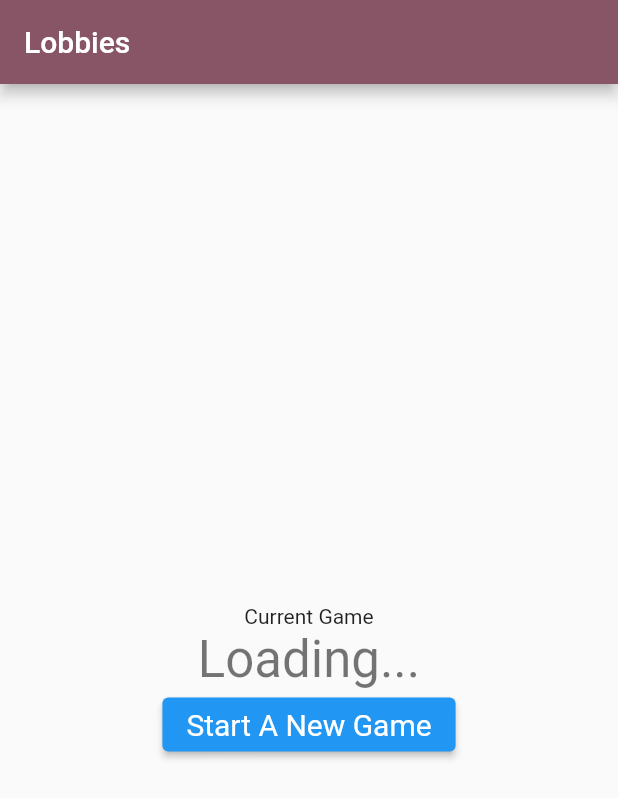
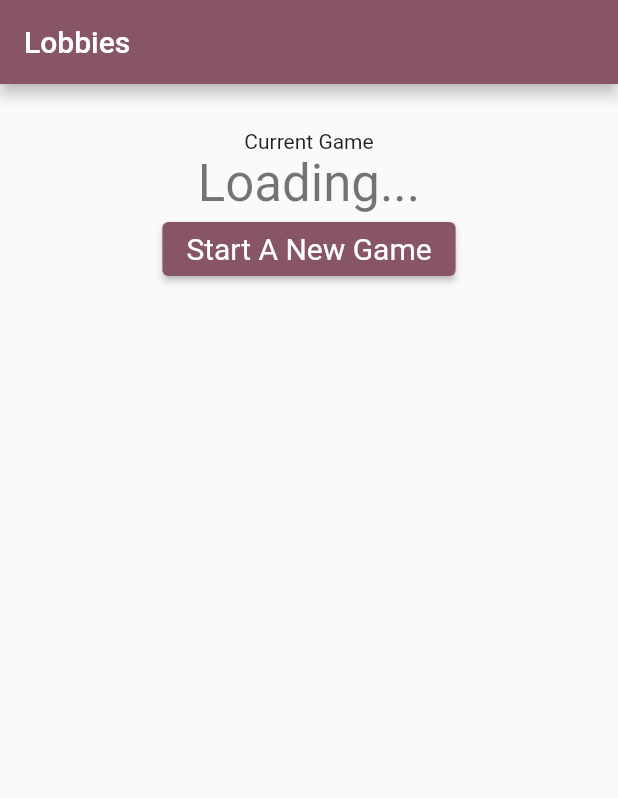
Before and after one commit to Joshalphonse/firebasefluttervelo, a Flutter app: the screen it shows after launch, on a phone screen of 412 x 824 dp. Shown: the top 798 px of the screen. Run offline on Flutter 3.47's test engine with Material 2 defaults, Android fonts, the phone set to English and light mode, and no system bars; our stand-ins replace cloud_firestore, firebase_core; accounts and stored records are empty.

```diff
--- a/lib/main.dart
+++ b/lib/main.dart
@@ -39,11 +39,30 @@ class MyStatefulWidget extends StatefulWidget {
 }
 
 class _MyStatefulWidgetState extends State<MyStatefulWidget> {
+  List<String> docIDs = [];
+//get docIDs
+
+  Future getDoctId() async {
+    await FirebaseFirestore.instance.collection('sneakers').get().then(
+          (snapshot) => snapshot.docs.forEach((document) {
+            print(document.reference);
+            docIDs.add(document.reference.id);
+          }),
+        );
+  }
+
+  @override
+  void initState() {
+    getDoctId();
+    super.initState();
+  }
+
   String gameId = "Loading...";
   @override
   Widget build(BuildContext context) {
-    final ButtonStyle style =
-        ElevatedButton.styleFrom(textStyle: const TextStyle(fontSize: 20));
+    final ButtonStyle style = ElevatedButton.styleFrom(
+        textStyle: const TextStyle(fontSize: 20),
+        backgroundColor: Color(0xff885566));
 
     return Center(
       child: Column(
@@ -59,6 +78,20 @@ class _MyStatefulWidgetState extends State<MyStatefulWidget> {
             },
             child: const Text('Start A New Game'),
           ),
+          Expanded(
+              child: FutureBuilder(
+            future: getDoctId(),
+            builder: (context, snapshot) {
+              return ListView.builder(
+                  itemCount: docIDs.length,
+                  itemBuilder: (context, index) {
+                    // ignore: prefer_const_constructors
+                    return ListTile(
+                      title: Text(docIDs[index]),
+                    );
+                  });
+            },
+          ))
         ],
       ),
     );
```
